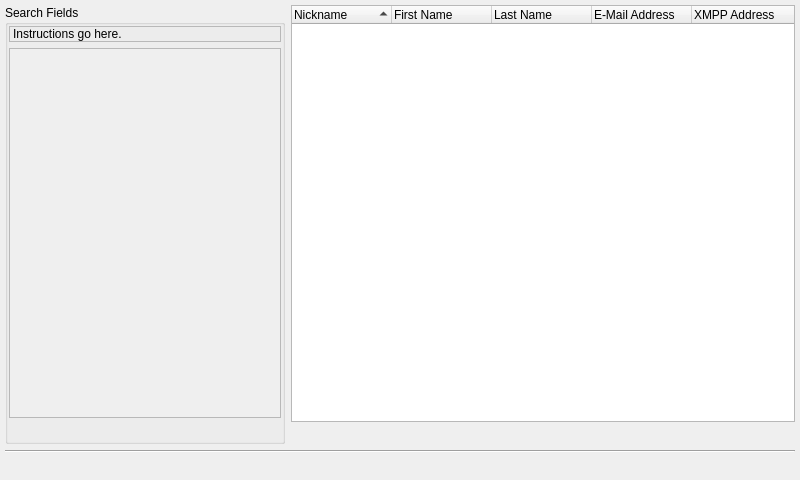
First picture: the form in src/search.ui, repository psi-im/psi, before the edit.
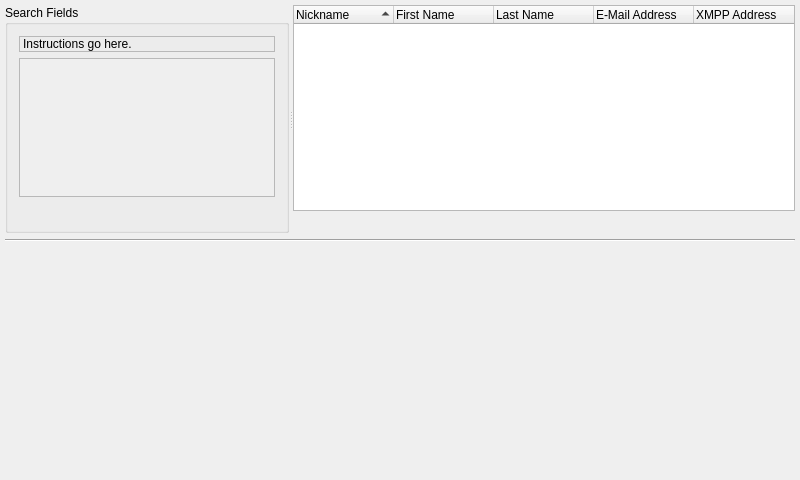
Second picture: the form after the edit. Custom widgets are drawn as their Qt base class.

Commit message:
Fix search dialog layout and add a resizable splitter
Use style-defined QGroupBox margins instead of hardcoded offsets,
fix conflicting width constraints, and allow resizing search fields
versus results with QSplitter. Keep oversized XMPP forms scrollable
and avoid resizing the dialog or processing events after form fetch.

Based on the search form layout improvements by @stokito in #945.

Diff of the .ui file:
```diff
--- a/src/search.ui
+++ b/src/search.ui
@@ -24,36 +24,21 @@
     <number>5</number>
    </property>
    <item>
-    <layout class="QHBoxLayout">
-     <property name="margin">
-      <number>0</number>
+    <widget class="QSplitter" name="searchSplitter">
+     <property name="orientation">
+      <enum>Qt::Horizontal</enum>
      </property>
-     <item>
       <widget class="QGroupBox" name="gb_search">
        <property name="minimumSize">
         <size>
-         <width>280</width>
+         <width>220</width>
          <height>0</height>
         </size>
        </property>
-       <property name="maximumSize">
-        <size>
-         <width>256</width>
-         <height>32767</height>
-        </size>
-       </property>
        <property name="title">
         <string>Search Fields</string>
        </property>
-       <layout class="QVBoxLayout">
-        <property name="margin">
-         <number>1</number>
-        </property>
-        <item>
-         <layout class="QVBoxLayout">
-          <property name="margin">
-           <number>0</number>
-          </property>
+       <layout class="QVBoxLayout" name="vb_search_form">
           <item>
            <widget class="QLabel" name="lb_instructions">
             <property name="frameShape">
@@ -79,7 +64,7 @@
              </sizepolicy>
             </property>
             <property name="horizontalScrollBarPolicy">
-             <enum>Qt::ScrollBarAlwaysOff</enum>
+           <enum>Qt::ScrollBarAsNeeded</enum>
             </property>
             <property name="widgetResizable">
              <bool>true</bool>
@@ -89,15 +74,15 @@
               <rect>
                <x>0</x>
                <y>0</y>
-               <width>400</width>
-               <height>400</height>
+             <width>268</width>
+             <height>357</height>
               </rect>
              </property>
             </widget>
            </widget>
           </item>
           <item>
-           <layout class="QHBoxLayout">
+         <layout class="QHBoxLayout" name="hb_search_button">
             <property name="margin">
              <number>0</number>
             </property>
@@ -143,12 +128,9 @@
            </layout>
           </item>
          </layout>
-        </item>
-       </layout>
       </widget>
-     </item>
-     <item>
-      <layout class="QVBoxLayout">
+      <widget class="QWidget" name="resultsPanel">
+       <layout class="QVBoxLayout" name="l_search_results">
        <property name="margin">
         <number>0</number>
        </property>
@@ -206,7 +188,7 @@
         </widget>
        </item>
        <item>
-        <layout class="QHBoxLayout">
+        <layout class="QHBoxLayout" name="hb_add_contact">
          <property name="margin">
           <number>0</number>
          </property>
@@ -249,8 +231,8 @@
         </layout>
        </item>
       </layout>
-     </item>
-    </layout>
+      </widget>
+    </widget>
    </item>
    <item>
     <widget class="Line" name="line">
@@ -263,7 +245,7 @@
     </widget>
    </item>
    <item>
-    <layout class="QHBoxLayout">
+    <layout class="QHBoxLayout" name="hb_bottom">
      <property name="margin">
       <number>0</number>
      </property>
```
Lines whose indentation alone changed are shown as unchanged. The commit also changes 1 other file.
